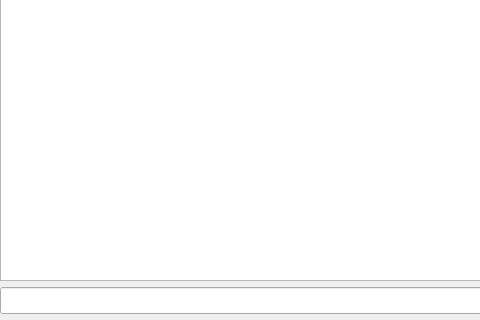
Qt form src/forms/result.ui (name1e5s/JobShop) before a commit; both pictures show x 0 to 480 and y 400 to 720 of the 1080 by 720 pixel window.
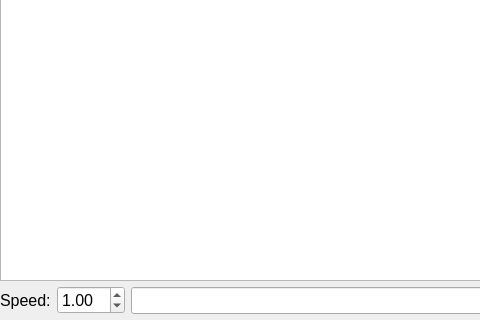
The same form after that commit.

What changed in the file:
```diff
--- a/src/forms/result.ui
+++ b/src/forms/result.ui
@@ -57,6 +57,20 @@
     </rect>
    </property>
    <layout class="QHBoxLayout" name="horizontalLayout">
+    <item>
+     <widget class="QLabel" name="label">
+      <property name="text">
+       <string>Speed:</string>
+      </property>
+     </widget>
+    </item>
+    <item>
+     <widget class="QDoubleSpinBox" name="speedSpinBox">
+      <property name="value">
+       <double>1.000000000000000</double>
+      </property>
+     </widget>
+    </item>
     <item>
      <widget class="QLineEdit" name="fixCommandLineEdit"/>
     </item>
```
